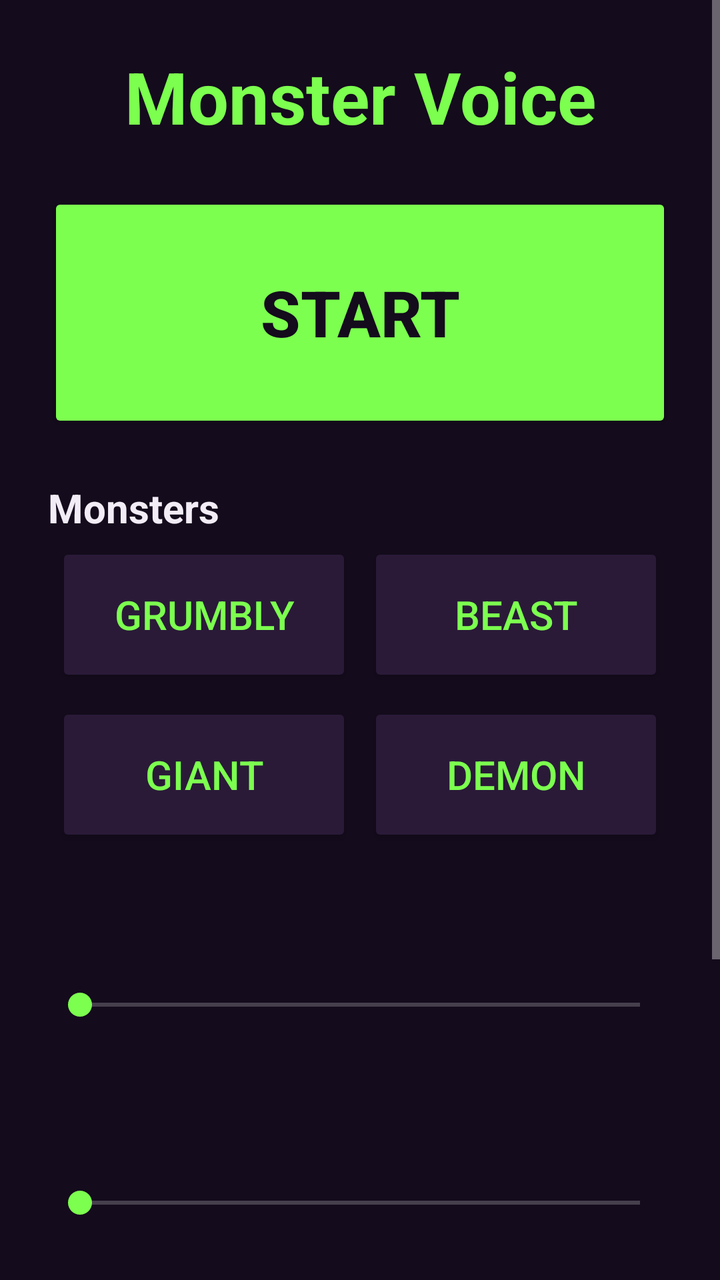
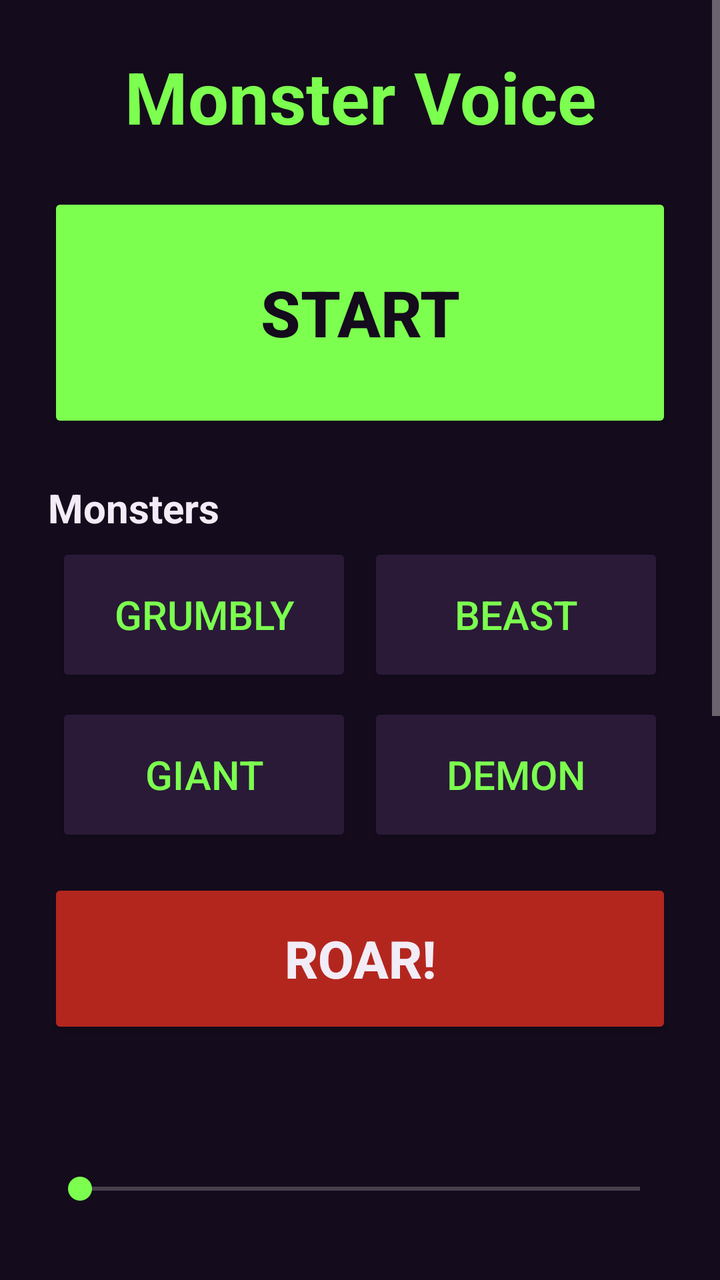

Two renders of the same Android screen: before a commit and after it. Below are the layout's source before the change and the commit's diff.
<!-- AndroidManifest.xml: application theme AppTheme -->
<!-- res/layout/activity_main.xml -->
<?xml version="1.0" encoding="utf-8"?>
<ScrollView xmlns:android="http://schemas.android.com/apk/res/android"
    android:layout_width="match_parent"
    android:layout_height="match_parent"
    android:background="@color/background"
    android:fillViewport="true">

    <LinearLayout
        android:layout_width="match_parent"
        android:layout_height="wrap_content"
        android:orientation="vertical"
        android:padding="24dp">

        <TextView
            android:layout_width="match_parent"
            android:layout_height="wrap_content"
            android:gravity="center"
            android:text="@string/app_name"
            android:textColor="@color/accent"
            android:textSize="36sp"
            android:textStyle="bold" />

        <Button
            android:id="@+id/start_button"
            android:layout_width="match_parent"
            android:layout_height="120dp"
            android:layout_marginTop="24dp"
            android:backgroundTint="@color/accent"
            android:text="@string/start"
            android:textColor="@color/background"
            android:textSize="32sp"
            android:textStyle="bold" />

        <TextView
            style="@style/SectionTitle"
            android:text="@string/presets" />

        <LinearLayout
            android:layout_width="match_parent"
            android:layout_height="wrap_content"
            android:orientation="horizontal">

            <Button
                android:id="@+id/preset_grumbly"
                style="@style/PresetButton"
                android:text="@string/preset_grumbly" />

            <Button
                android:id="@+id/preset_beast"
                style="@style/PresetButton"
                android:text="@string/preset_beast" />
        </LinearLayout>

        <LinearLayout
            android:layout_width="match_parent"
            android:layout_height="wrap_content"
            android:orientation="horizontal">

            <Button
                android:id="@+id/preset_giant"
                style="@style/PresetButton"
                android:text="@string/preset_giant" />

            <Button
                android:id="@+id/preset_demon"
                style="@style/PresetButton"
                android:text="@string/preset_demon" />
        </LinearLayout>

        <TextView
            android:id="@+id/deep_label"
            style="@style/SectionTitle" />

        <SeekBar
            android:id="@+id/deep_bar"
            style="@style/Slider" />

        <TextView
            android:id="@+id/growl_label"
            style="@style/SectionTitle" />

        <SeekBar
            android:id="@+id/growl_bar"
            style="@style/Slider" />

        <TextView
            android:id="@+id/volume_label"
            style="@style/SectionTitle" />

        <SeekBar
            android:id="@+id/volume_bar"
            style="@style/Slider" />

        <TextView
            android:layout_width="match_parent"
            android:layout_height="wrap_content"
            android:layout_marginTop="32dp"
            android:text="@string/speaker_tip"
            android:textColor="@color/muted"
            android:textSize="15sp" />
    </LinearLayout>
</ScrollView>
<!-- resources referenced by this layout -->
<resources>
  <color name="accent">#FF7CFF4F</color>
  <color name="background">#FF140B1C</color>
  <color name="muted">#FFB3A6BF</color>
  <string name="app_name">Monster Voice</string>
  <string name="preset_beast">Beast</string>
  <string name="preset_demon">Demon</string>
  <string name="preset_giant">Giant</string>
  <string name="preset_grumbly">Grumbly</string>
  <string name="presets">Monsters</string>
  <string name="speaker_tip">Tip: plug in headphones or a small speaker before pressing START. If the phone\'s own speaker plays the voice, the mic hears it and it squeals. Turning the volume down also helps.</string>
  <string name="start">START</string>
  <style name="PresetButton">
          <item name="android:layout_width">0dp</item>
          <item name="android:layout_height">72dp</item>
          <item name="android:layout_weight">1</item>
          <item name="android:layout_margin">4dp</item>
          <item name="android:backgroundTint">@color/surface</item>
          <item name="android:textColor">@color/accent</item>
          <item name="android:textSize">20sp</item>
      </style>
  <style name="SectionTitle">
          <item name="android:layout_width">match_parent</item>
          <item name="android:layout_height">wrap_content</item>
          <item name="android:layout_marginTop">24dp</item>
          <item name="android:textColor">@color/text</item>
          <item name="android:textSize">20sp</item>
          <item name="android:textStyle">bold</item>
      </style>
  <style name="Slider">
          <item name="android:layout_width">match_parent</item>
          <item name="android:layout_height">48dp</item>
          <item name="android:progressTint">@color/accent</item>
          <item name="android:thumbTint">@color/accent</item>
      </style>
  <style name="AppTheme" parent="@android:style/Theme.Material.NoActionBar">
          <item name="android:colorAccent">@color/accent</item>
          <item name="android:colorPrimary">@color/background</item>
          <item name="android:colorPrimaryDark">@color/background</item>
          <item name="android:windowBackground">@color/background</item>
          <item name="android:statusBarColor">@color/background</item>
          <item name="android:navigationBarColor">@color/background</item>
      </style>
  <color name="surface">#FF2A1A38</color>
  <color name="text">#FFF2ECF7</color>
</resources>

<!-- the commit's change to res/layout/activity_main.xml (unified diff, before → after) -->
@@ -67,6 +67,17 @@
                 android:text="@string/preset_demon" />
         </LinearLayout>
 
+        <Button
+            android:id="@+id/roar_button"
+            android:layout_width="match_parent"
+            android:layout_height="80dp"
+            android:layout_marginTop="12dp"
+            android:backgroundTint="@color/roar"
+            android:text="@string/roar"
+            android:textColor="@color/text"
+            android:textSize="26sp"
+            android:textStyle="bold" />
+
         <TextView
             android:id="@+id/deep_label"
             style="@style/SectionTitle" />
@@ -92,6 +103,22 @@
             style="@style/Slider" />
 
         <TextView
+            android:id="@+id/echo_label"
+            style="@style/SectionTitle" />
+
+        <SeekBar
+            android:id="@+id/echo_bar"
+            style="@style/Slider" />
+
+        <TextView
+            android:id="@+id/mic_label"
+            style="@style/SectionTitle" />
+
+        <SeekBar
+            android:id="@+id/mic_bar"
+            style="@style/Slider" />
+
+        <TextView
             android:layout_width="match_parent"
             android:layout_height="wrap_content"
             android:layout_marginTop="32dp"
<!-- resource entries referenced after the edit -->
@@ -3,12 +3,14 @@
   <color name="accent">#FF7CFF4F</color>
   <color name="background">#FF140B1C</color>
   <color name="muted">#FFB3A6BF</color>
+  <color name="roar">#FFB3261E</color>
   <string name="app_name">Monster Voice</string>
   <string name="preset_beast">Beast</string>
   <string name="preset_demon">Demon</string>
   <string name="preset_giant">Giant</string>
   <string name="preset_grumbly">Grumbly</string>
   <string name="presets">Monsters</string>
+  <string name="roar">ROAR!</string>
   <string name="speaker_tip">Tip: plug in headphones or a small speaker before pressing START. If the phone\'s own speaker plays the voice, the mic hears it and it squeals. Turning the volume down also helps.</string>
   <string name="start">START</string>
   <style name="PresetButton">
